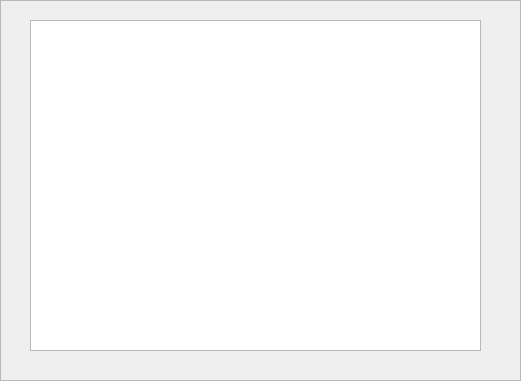
The window that src/yarplogger-qt/logtab.ui (robotology/yarp) describes before a commit, drawn with Qt 5.
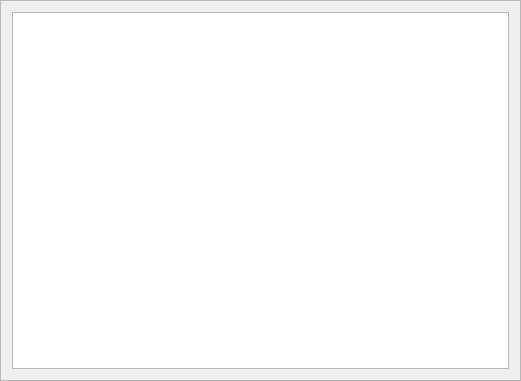
The same window after the commit.

Commit message: added logsize, logtab now uses QStandardItemModel and QTableView

```diff
--- a/src/yarplogger-qt/logtab.ui
+++ b/src/yarplogger-qt/logtab.ui
@@ -19,19 +19,18 @@
   <property name="frameShadow">
    <enum>QFrame::Raised</enum>
   </property>
-  <widget class="QListView" name="listView">
-   <property name="geometry">
-    <rect>
-     <x>30</x>
-     <y>20</y>
-     <width>451</width>
-     <height>331</height>
-    </rect>
-   </property>
+  <layout class="QVBoxLayout" name="verticalLayout">
+   <item>
+    <widget class="QTableView" name="listView">
    <property name="editTriggers">
     <set>QAbstractItemView::NoEditTriggers</set>
    </property>
-  </widget>
+     <property name="sortingEnabled">
+      <bool>true</bool>
+     </property>
+    </widget>
+   </item>
+  </layout>
  </widget>
  <resources/>
  <connections/>
```
Lines whose indentation alone changed are shown as unchanged. The commit also changes 6 other files.
